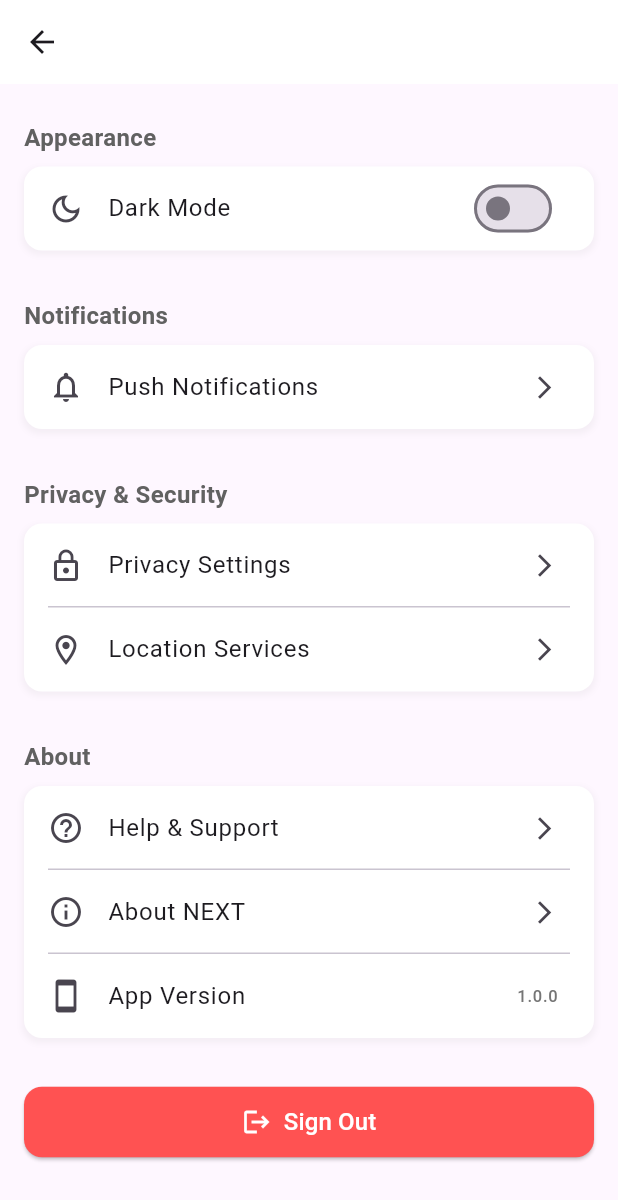
After one commit to Vyshak10/Next_app, a Flutter app: the SettingsScreen screen opened directly, on a phone screen of 412 x 824 dp. The commit adds this screen. Shown: the top 1200 px of the screen. Run offline on Flutter 3.47's test engine with Material 3 defaults, Android fonts, the phone set to English and light mode, and no system bars; our stand-ins replace image_picker, supabase_flutter, table_calendar; accounts and stored records are empty.

Commit message:
Setting screen

```diff
--- a/lib/common_widget/profile.dart
+++ b/lib/common_widget/profile.dart
@@ -2,6 +2,7 @@ import 'dart:io';
 import 'package:flutter/material.dart';
 import 'package:image_picker/image_picker.dart';
 import 'package:supabase_flutter/supabase_flutter.dart';
+import '../view/settings/settings_screen.dart';
 
 class ProfileScreen extends StatefulWidget {
   final String userId;
@@ -280,16 +281,19 @@ class _ProfileScreenState extends State<ProfileScreen> {
       body: CustomScrollView(
         slivers: [
           SliverAppBar(
-            expandedHeight: 100.0,
             floating: true,
             pinned: true,
-            backgroundColor: Colors.white,
-            elevation: 1,
+            backgroundColor: Colors.transparent,
+            elevation: 0,
+            forceElevated: false,
             actions: [
               IconButton(
                 icon: const Icon(Icons.settings, color: Colors.black87),
                 onPressed: () {
-                  print('Settings icon pressed');
+                  Navigator.push(
+                    context,
+                    MaterialPageRoute(builder: (context) => const SettingsScreen()),
+                  );
                 },
               ),
             ],
@@ -301,7 +305,7 @@ class _ProfileScreenState extends State<ProfileScreen> {
                 await _loadPosts();
               },
               child: SingleChildScrollView(
-                padding: const EdgeInsets.all(16.0),
+                padding: const EdgeInsets.fromLTRB(16.0, 100.0, 16.0, 16.0),
                 child: Column(
                   crossAxisAlignment: CrossAxisAlignment.start,
                   children: [
--- /dev/null
+++ b/lib/view/settings/settings_screen.dart
@@ -0,0 +1,247 @@
+import 'package:flutter/material.dart';
+import 'package:supabase_flutter/supabase_flutter.dart';
+
+class SettingsScreen extends StatefulWidget {
+  const SettingsScreen({super.key});
+
+  @override
+  State<SettingsScreen> createState() => _SettingsScreenState();
+}
+
+class _SettingsScreenState extends State<SettingsScreen> {
+  bool _darkModeEnabled = false; // Example state for dark mode toggle
+  final supabase = Supabase.instance.client;
+
+  @override
+  Widget build(BuildContext context) {
+    return Scaffold(
+      appBar: AppBar(
+        backgroundColor: Colors.white,
+        elevation: 0,
+      ),
+      body: ListView(
+        padding: const EdgeInsets.all(16.0),
+        children: [
+          // Appearance Section
+          Padding(
+            padding: const EdgeInsets.symmetric(vertical: 8.0),
+            child: Text(
+              'Appearance',
+              style: TextStyle(
+                fontSize: 16,
+                fontWeight: FontWeight.bold,
+                color: Colors.grey[700],
+              ),
+            ),
+          ),
+          Container(
+            decoration: BoxDecoration(
+              color: Colors.white,
+              borderRadius: BorderRadius.circular(12),
+              boxShadow: [
+                BoxShadow(
+                  color: Colors.grey.withOpacity(0.1),
+                  spreadRadius: 1,
+                  blurRadius: 3,
+                  offset: const Offset(0, 2),
+                ),
+              ],
+            ),
+            child: SwitchListTile(
+              title: const Text('Dark Mode'),
+              secondary: const Icon(Icons.dark_mode_outlined),
+              value: _darkModeEnabled,
+              onChanged: (bool value) {
+                setState(() {
+                  _darkModeEnabled = value;
+                  // TODO: Implement dark mode logic
+                });
+              },
+            ),
+          ),
+
+          const SizedBox(height: 24),
+
+          // Notifications Section
+          Padding(
+            padding: const EdgeInsets.symmetric(vertical: 8.0),
+            child: Text(
+              'Notifications',
+              style: TextStyle(
+                fontSize: 16,
+                fontWeight: FontWeight.bold,
+                color: Colors.grey[700],
+              ),
+            ),
+          ),
+          Container(
+            decoration: BoxDecoration(
+              color: Colors.white,
+              borderRadius: BorderRadius.circular(12),
+              boxShadow: [
+                BoxShadow(
+                  color: Colors.grey.withOpacity(0.1),
+                  spreadRadius: 1,
+                  blurRadius: 3,
+                  offset: const Offset(0, 2),
+                ),
+              ],
+            ),
+            child: ListTile(
+              title: const Text('Push Notifications'),
+              leading: const Icon(Icons.notifications_none_outlined),
+              trailing: const Icon(Icons.arrow_forward_ios, size: 18),
+              onTap: () {
+                // TODO: Navigate to Push Notifications settings
+                print('Push Notifications tapped');
+              },
+            ),
+          ),
+
+          const SizedBox(height: 24),
+
+          // Privacy & Security Section
+          Padding(
+            padding: const EdgeInsets.symmetric(vertical: 8.0),
+            child: Text(
+              'Privacy & Security',
+              style: TextStyle(
+                fontSize: 16,
+                fontWeight: FontWeight.bold,
+                color: Colors.grey[700],
+              ),
+            ),
+          ),
+          Container(
+            decoration: BoxDecoration(
+              color: Colors.white,
+              borderRadius: BorderRadius.circular(12),
+              boxShadow: [
+                BoxShadow(
+                  color: Colors.grey.withOpacity(0.1),
+                  spreadRadius: 1,
+                  blurRadius: 3,
+                  offset: const Offset(0, 2),
+                ),
+              ],
+            ),
+            child: Column(
+              children: [
+                ListTile(
+                  title: const Text('Privacy Settings'),
+                  leading: const Icon(Icons.lock_outline),
+                  trailing: const Icon(Icons.arrow_forward_ios, size: 18),
+                  onTap: () {
+                    // TODO: Navigate to Privacy Settings
+                    print('Privacy Settings tapped');
+                  },
+                ),
+                const Divider(height: 0, indent: 16, endIndent: 16), // Divider between list tiles
+                ListTile(
+                  title: const Text('Location Services'),
+                  leading: const Icon(Icons.location_on_outlined),
+                  trailing: const Icon(Icons.arrow_forward_ios, size: 18),
+                  onTap: () {
+                    // TODO: Navigate to Location Services settings
+                    print('Location Services tapped');
+                  },
+                ),
+              ],
+            ),
+          ),
+
+          const SizedBox(height: 24),
+
+          // About Section
+          Padding(
+            padding: const EdgeInsets.symmetric(vertical: 8.0),
+            child: Text(
+              'About',
+              style: TextStyle(
+                fontSize: 16,
+                fontWeight: FontWeight.bold,
+                color: Colors.grey[700],
+              ),
+            ),
+          ),
+          Container(
+            decoration: BoxDecoration(
+              color: Colors.white,
+              borderRadius: BorderRadius.circular(12),
+              boxShadow: [
+                BoxShadow(
+                  color: Colors.grey.withOpacity(0.1),
+                  spreadRadius: 1,
+                  blurRadius: 3,
+                  offset: const Offset(0, 2),
+                ),
+              ],
+            ),
+            child: Column(
+              children: [
+                ListTile(
+                  title: const Text('Help & Support'),
+                  leading: const Icon(Icons.help_outline),
+                  trailing: const Icon(Icons.arrow_forward_ios, size: 18),
+                  onTap: () {
+                    // TODO: Navigate to Help & Support
+                    print('Help & Support tapped');
+                  },
+                ),
+                const Divider(height: 0, indent: 16, endIndent: 16),
+                ListTile(
+                  title: const Text('About NEXT'),
+                  leading: const Icon(Icons.info_outline),
+                  trailing: const Icon(Icons.arrow_forward_ios, size: 18),
+                  onTap: () {
+                    // TODO: Navigate to About NEXT screen
+                    print('About NEXT tapped');
+                  },
+                ),
+                const Divider(height: 0, indent: 16, endIndent: 16),
+                 ListTile(
+                  title: const Text('App Version'),
+                  leading: const Icon(Icons.smartphone),
+                  trailing: Text('1.0.0', style: TextStyle(color: Colors.grey[600])), // Static version text
+                  // No onTap as it's just text
+                ),
+              ],
+            ),
+          ),
+
+          const SizedBox(height: 32),
+
+          // Sign Out Button
+          ElevatedButton(
+            style: ElevatedButton.styleFrom(
+              backgroundColor: Colors.redAccent, // Red background for sign out
+              foregroundColor: Colors.white,
+              padding: const EdgeInsets.symmetric(vertical: 12.0),
+              shape: RoundedRectangleBorder(
+                borderRadius: BorderRadius.circular(12),
+              ),
+            ),
+            onPressed: () async {
+              try {
+                await supabase.auth.signOut();
+                 // TODO: Navigate to login/auth screen after sign out
+                print('User signed out');
+              } catch (e) {
+                 print('Error signing out: $e');
+                 // TODO: Show error message
+              }
+            },
+            child: Row(
+              mainAxisAlignment: MainAxisAlignment.center,
+              children: [
+                const Icon(Icons.logout, size: 20),
+                const SizedBox(width: 8),
+                const Text('Sign Out', style: TextStyle(fontSize: 16)),
+              ],
+            ),
+          ),
+        ],
+      ),
+    );
+  }
+}
```
